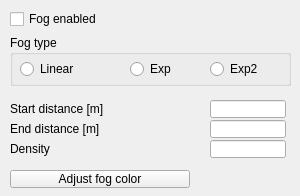
Old version of the form ui/qdlgfog.ui in the repository CoppeliaRobotics/coppeliaSimLib.
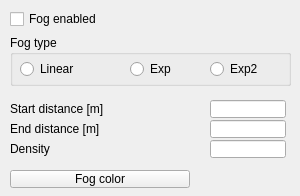
New version of the form.

```diff
--- a/ui/qdlgfog.ui
+++ b/ui/qdlgfog.ui
@@ -187,7 +187,7 @@
     <enum>Qt::StrongFocus</enum>
    </property>
    <property name="text">
-    <string>Adjust fog color</string>
+    <string>Fog color</string>
    </property>
   </widget>
   <widget class="QLineEdit" name="qqDensity_2">
```
